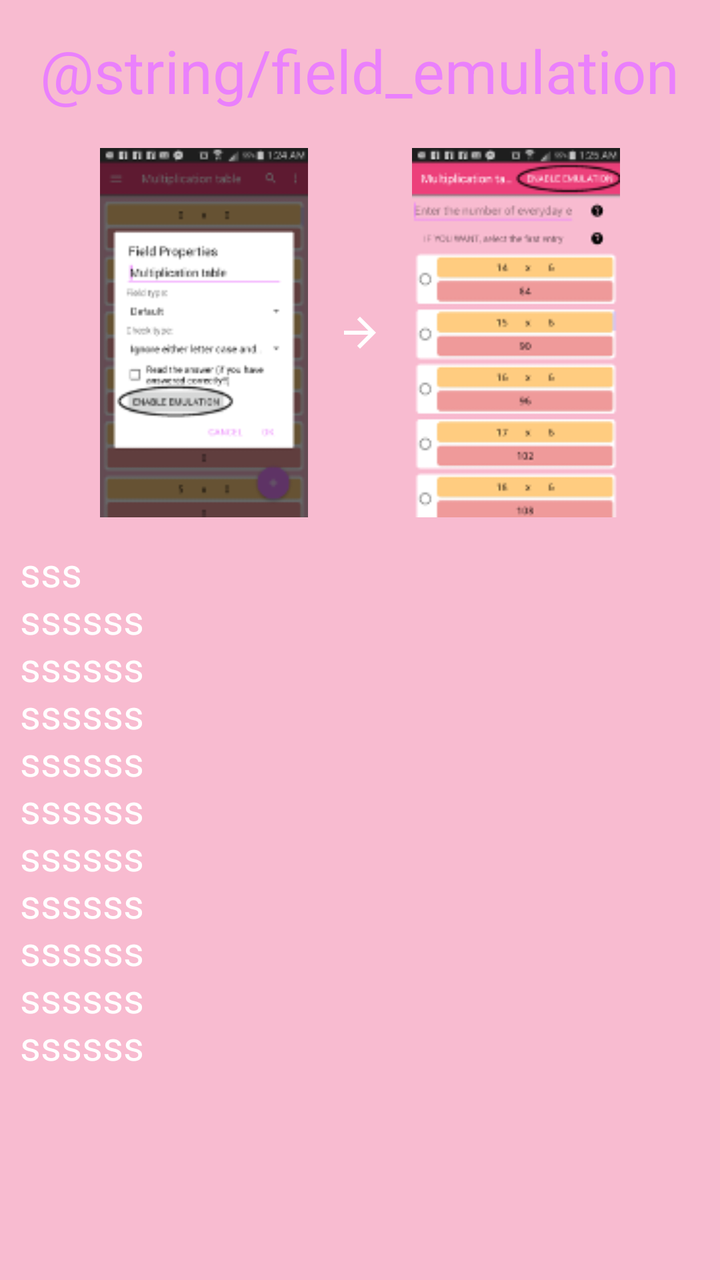
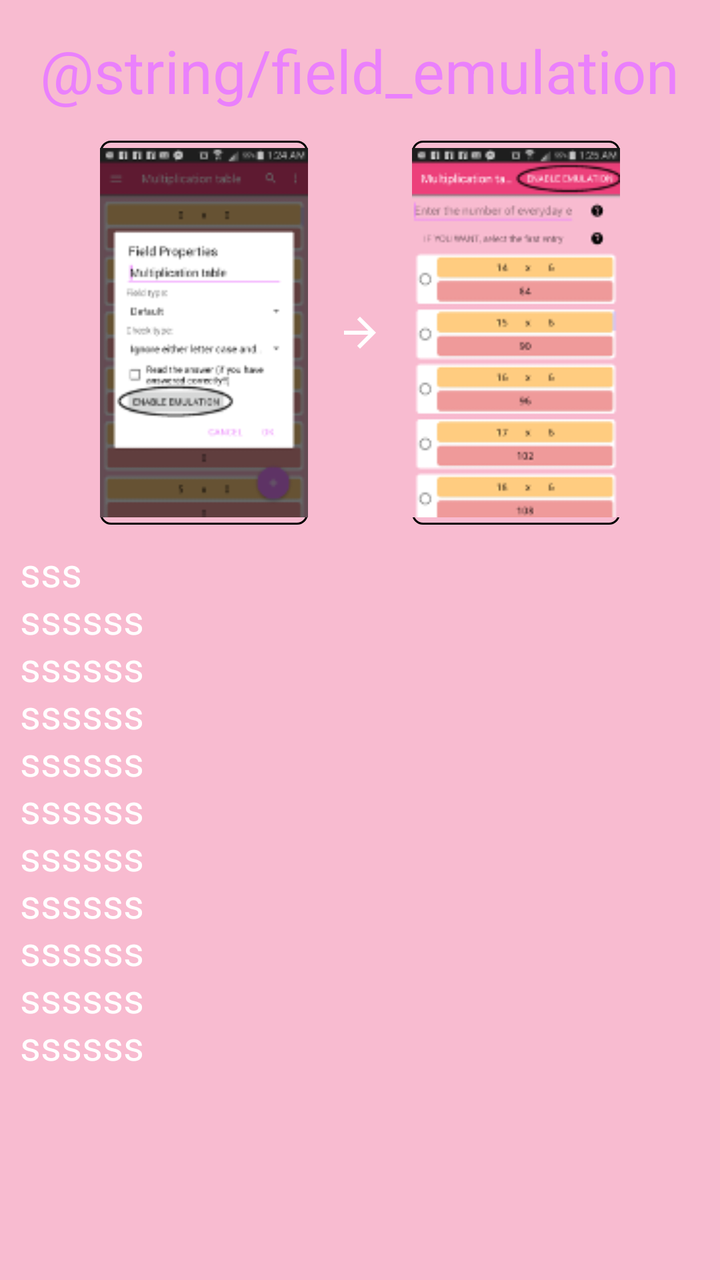

An Android layout rendered at two revisions. The XML below is the earlier revision; the diff shows what the commit changed to produce the second picture.
<!-- AndroidManifest.xml: application theme MyMaterialTheme -->
<!-- res/layout/intro_emulation.xml -->
<?xml version="1.0" encoding="utf-8"?>
<LinearLayout xmlns:android="http://schemas.android.com/apk/res/android"
    android:layout_width="match_parent" android:layout_height="match_parent"
    android:orientation="vertical">

    <TextView
        android:layout_width="wrap_content"
        android:layout_height="wrap_content"
        android:text="@string/field_emulation"
        android:textSize="30sp"
        android:padding="5dp"
        android:layout_margin="10dp"
        android:id="@+id/textView"
        android:textColor="@color/colorAccent"
        android:layout_gravity="center"/>

    <LinearLayout
        android:layout_width="match_parent"
        android:layout_height="wrap_content">

        <ImageView
            android:layout_width="0dp"
            android:layout_height="wrap_content"
            android:layout_weight="1"
            android:src="@drawable/intro_field_properities_emulation_button"
            android:id="@+id/imageView2"
            android:layout_marginStart="50dp"
            />

       <ImageView
           android:layout_width="0dp"
           android:layout_height="wrap_content"
           android:layout_weight="0.5"
           android:layout_gravity="center"
           android:src="@drawable/intro_arrow"/>

        <ImageView
            android:layout_width="0dp"
            android:layout_height="wrap_content"
            android:layout_weight="1"
            android:src="@drawable/intro_emulation"
            android:layout_marginEnd="50dp"
            />
    </LinearLayout>
    <EditText
        android:layout_width="match_parent"
        android:layout_height="280dp"
        android:textSize="20sp"
        android:textColor="@color/white_color"
        android:focusable="false"
        android:cursorVisible="false"
        android:background="@null"
        android:layout_margin="5dp"
        android:padding="5dp"
        android:text="sss\nssssss\nssssss\nssssss\nssssss\nssssss\nssssss\nssssss\nssssss\nssssss\nssssss\nssssss\nssssss\nssssss\nsss"/>

</LinearLayout>
<!-- resources referenced by this layout -->
<resources>
  <color name="colorAccent">#EA80FC</color>
  <color name="white_color">#FFFFFF</color>
  <!-- drawable intro_arrow: png bitmap (drawable-ar-hdpi, 148 bytes) -->
  <!-- drawable intro_emulation: png bitmap (drawable, 9469 bytes) -->
  <!-- drawable intro_field_properities_emulation_button: png bitmap (drawable, 12372 bytes) -->
  <string name="field_emulation">مُحاكاة مجال</string>
  <style name="MyMaterialTheme" parent="MyMaterialTheme.Base">
  
      </style>
  <style name="MyMaterialTheme.Base" parent="Theme.AppCompat.Light.DarkActionBar">
          <item name="windowNoTitle">true</item>
          <item name="windowActionBar">false</item>
          <item name="colorPrimary">@color/colorPrimary</item>
          <item name="colorPrimaryDark">@color/colorPrimaryDark</item>
          <item name="colorAccent">@color/colorAccent</item>
          <item name="android:windowBackground">@color/windowBackground</item>
      </style>
  <color name="colorPrimary">#EC407A</color>
  <color name="colorPrimaryDark">#AD1457</color>
  <color name="windowBackground">#F8BBD0</color>
</resources>

<!-- the commit's change to res/layout/intro_emulation.xml (unified diff, before → after) -->
@@ -25,6 +25,7 @@
             android:src="@drawable/intro_field_properities_emulation_button"
             android:id="@+id/imageView2"
             android:layout_marginStart="50dp"
+            android:background="@drawable/text_bordered"
             />
 
        <ImageView
@@ -40,6 +41,7 @@
             android:layout_weight="1"
             android:src="@drawable/intro_emulation"
             android:layout_marginEnd="50dp"
+            android:background="@drawable/text_bordered"
             />
     </LinearLayout>
     <EditText
<!-- resource entries referenced after the edit -->
@@ -5,6 +5,19 @@
   <!-- drawable intro_arrow: png bitmap (drawable-ar-hdpi, 148 bytes) -->
   <!-- drawable intro_emulation: png bitmap (drawable, 9469 bytes) -->
   <!-- drawable intro_field_properities_emulation_button: png bitmap (drawable, 12372 bytes) -->
+  <!-- drawable text_bordered (drawable) -->
+  <shape xmlns:android="http://schemas.android.com/apk/res/android"
+      android:thickness="5dp"
+      android:shape="rectangle">
+      <stroke android:width="1dp"
+          android:color="@android:color/black"/>
+      <corners android:radius="5dp" />
+      <gradient
+          android:startColor="@android:color/transparent"
+          android:endColor="@android:color/transparent"
+          android:type="linear"
+          android:angle="270"/>
+  </shape>
   <string name="field_emulation">مُحاكاة مجال</string>
   <style name="MyMaterialTheme" parent="MyMaterialTheme.Base">
   
